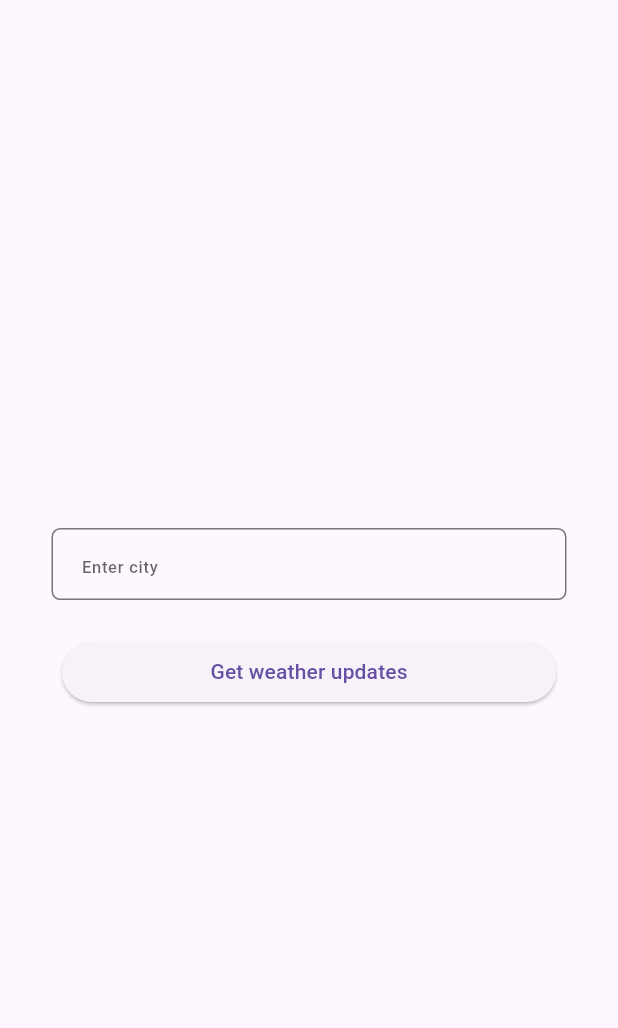
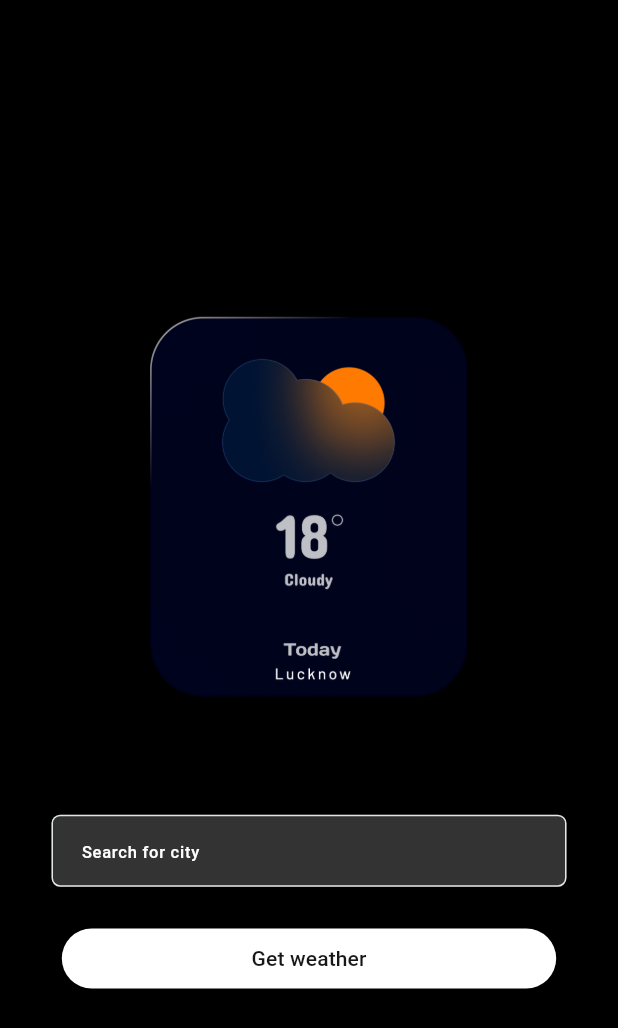
Before and after one commit to JaimonRamanan/Weather-App, a Flutter app: the screen it shows after launch, on a phone screen of 412 x 824 dp. Shown: the top 1028 px of the screen. Run offline on Flutter 3.47's test engine with Material 3 defaults, Android fonts, the light colour scheme and no system bars; our stand-ins replace dartz, flutter_bloc, flutter_screenutil, freezed_annotation, get_it, injectable and 1 more.

Commit message:
feat: home page ui

```diff
--- /dev/null
+++ b/lib/core/theme.dart
@@ -0,0 +1,19 @@
+import 'package:flutter/material.dart';
+import 'package:flutter/services.dart';
+
+abstract class AppTheme {
+  static const white = Colors.white;
+  static const scaffoldBgColor = Colors.black;
+  static const primaryColor = Color(0xFF171717);
+  static final ThemeData lightTheme = ThemeData(
+    hintColor: white,
+    focusColor: white,
+    dividerColor: const Color(0xFFE2E8E6),
+    appBarTheme: const AppBarTheme(
+      systemOverlayStyle:
+          SystemUiOverlayStyle(statusBarIconBrightness: Brightness.light),
+    ),
+    colorScheme: const ColorScheme.light(primary: primaryColor),
+    scaffoldBackgroundColor: scaffoldBgColor,
+  );
+}
--- a/lib/main.dart
+++ b/lib/main.dart
@@ -1,4 +1,5 @@
 import 'package:flutter/material.dart';
+import 'package:weather_pulse/core/theme.dart';
 import 'package:flutter_bloc/flutter_bloc.dart';
 import 'package:weather_pulse/core/di/injection.dart';
 import 'package:flutter_screenutil/flutter_screenutil.dart';
@@ -26,8 +27,9 @@ class MyApp extends StatelessWidget {
         minTextAdapt: true,
         splitScreenMode: true,
         builder: (_, child) {
-          return const MaterialApp(
+          return MaterialApp(
             debugShowCheckedModeBanner: false,
+            theme: AppTheme.lightTheme,
             onGenerateRoute: AppRouter.generateRoute,
           );
         },
--- a/lib/presentation/weather/location_search_screen.dart
+++ b/lib/presentation/weather/location_search_screen.dart
@@ -1,46 +1,38 @@
 import 'package:flutter/material.dart';
-import 'package:flutter_bloc/flutter_bloc.dart';
 import 'package:flutter_screenutil/flutter_screenutil.dart';
-import 'package:weather_pulse/application/weather/weather_bloc.dart';
-import 'package:weather_pulse/core/route/route_names.dart';
-import 'package:weather_pulse/presentation/widgets/common_text_field.dart';
 
-import '../widgets/common_button.dart';
+import 'widgets/image_widget.dart';
+import 'widgets/search_widget.dart';
 
 class LocationSearchScreen extends StatelessWidget {
   const LocationSearchScreen({super.key});
 
   @override
   Widget build(BuildContext context) {
-    final bloc = context.read<WeatherBloc>();
     return Scaffold(
       body: Padding(
         padding: EdgeInsets.symmetric(horizontal: 30.w),
-        child: Column(
-          mainAxisAlignment: MainAxisAlignment.center,
-          children: [
-            CommonTextField(
-              hintText: "Enter city",
-              textEditingController: bloc.cityNameCtr,
-            ),
-            SizedBox(height: 20.h),
-            BlocConsumer<WeatherBloc, WeatherState>(
-              listener: (context, state) {
-                if (state.weatherRes.data != null) {
-                  Navigator.pushNamed(context, RouteNames.detailScreen);
-                }
-              },
-              builder: (context, state) {
-                return CommonButton(
-                  btnName: "Get weather updates",
-                  loading: state.weatherRes.loading,
-                  onTap: () {
-                    bloc.add(const WeatherEvent.getWeather());
-                  },
-                );
-              },
-            )
-          ],
+        child: OrientationBuilder(
+          builder: (context, orientation) {
+            return orientation == Orientation.portrait
+                ? Column(
+                    mainAxisAlignment: MainAxisAlignment.center,
+                    children: [
+                      const ImageWidget(),
+                      SizedBox(height: 20.h),
+                      const SearchWidget()
+                    ],
+                  )
+                : Row(
+                    mainAxisAlignment: MainAxisAlignment.center,
+                    crossAxisAlignment: CrossAxisAlignment.center,
+                    children: [
+                      const Expanded(child: ImageWidget()),
+                      SizedBox(height: 20.h),
+                      const Expanded(child: SearchWidget())
+                    ],
+                  );
+          },
         ),
       ),
     );
--- /dev/null
+++ b/lib/presentation/weather/widgets/image_widget.dart
@@ -0,0 +1,11 @@
+import 'package:flutter/material.dart';
+import 'package:flutter_screenutil/flutter_screenutil.dart';
+
+class ImageWidget extends StatelessWidget {
+  const ImageWidget({super.key});
+
+  @override
+  Widget build(BuildContext context) {
+    return Image.asset("assets/images/weather_day.png", height: 300.h);
+  }
+}
--- /dev/null
+++ b/lib/presentation/weather/widgets/search_widget.dart
@@ -0,0 +1,43 @@
+import 'package:flutter/material.dart';
+import 'package:flutter_bloc/flutter_bloc.dart';
+import 'package:flutter_screenutil/flutter_screenutil.dart';
+
+import '../../widgets/common_button.dart';
+import '../../../core/route/route_names.dart';
+import '../../widgets/common_text_field.dart';
+import '../../../application/weather/weather_bloc.dart';
+
+class SearchWidget extends StatelessWidget {
+  const SearchWidget({super.key});
+
+  @override
+  Widget build(BuildContext context) {
+    final bloc = context.read<WeatherBloc>();
+    return Column(
+      mainAxisAlignment: MainAxisAlignment.center,
+      children: [
+        CommonTextField(
+          hintText: "Search for city",
+          textEditingController: bloc.cityNameCtr,
+        ),
+        SizedBox(height: 20.h),
+        BlocConsumer<WeatherBloc, WeatherState>(
+          listener: (context, state) {
+            if (state.weatherRes.data != null) {
+              Navigator.pushNamed(context, RouteNames.detailScreen);
+            }
+          },
+          builder: (context, state) {
+            return CommonButton(
+              btnName: "Get weather",
+              loading: state.weatherRes.loading,
+              onTap: () {
+                bloc.add(const WeatherEvent.getWeather());
+              },
+            );
+          },
+        )
+      ],
+    );
+  }
+}
--- a/lib/presentation/widgets/common_text_field.dart
+++ b/lib/presentation/widgets/common_text_field.dart
@@ -23,14 +23,18 @@ class CommonTextField extends StatelessWidget {
   @override
   Widget build(BuildContext context) {
     return TextFormField(
+      keyboardType: keyboardType,
       controller: textEditingController,
-      keyboardType: keyboardType,
       inputFormatters: inputFormatters,
+      style: Theme.of(context).textTheme.labelLarge?.copyWith(
+            color: Theme.of(context).hintColor,
+          ),
       decoration: InputDecoration(
+        filled: true,
         hintStyle: Theme.of(context).textTheme.labelSmall?.copyWith(
               color: Theme.of(context).hintColor,
             ),
-        fillColor: Theme.of(context).cardColor,
+        fillColor: Theme.of(context).focusColor.withOpacity(0.2),
         border: InputBorder.none,
         hintText: hintText,
         contentPadding:
--- a/pubspec.yaml
+++ b/pubspec.yaml
@@ -72,8 +72,8 @@ flutter:
   uses-material-design: true
 
   # To add assets to your application, add an assets section, like this:
-  # assets:
-  #   - images/a_dot_burr.jpeg
+  assets:
+    - assets/images/
   #   - images/a_dot_ham.jpeg
 
   # An image asset can refer to one or more resolution-specific "variants", see
```
Also changed, not shown: assets/images/weather_day.png (added).
